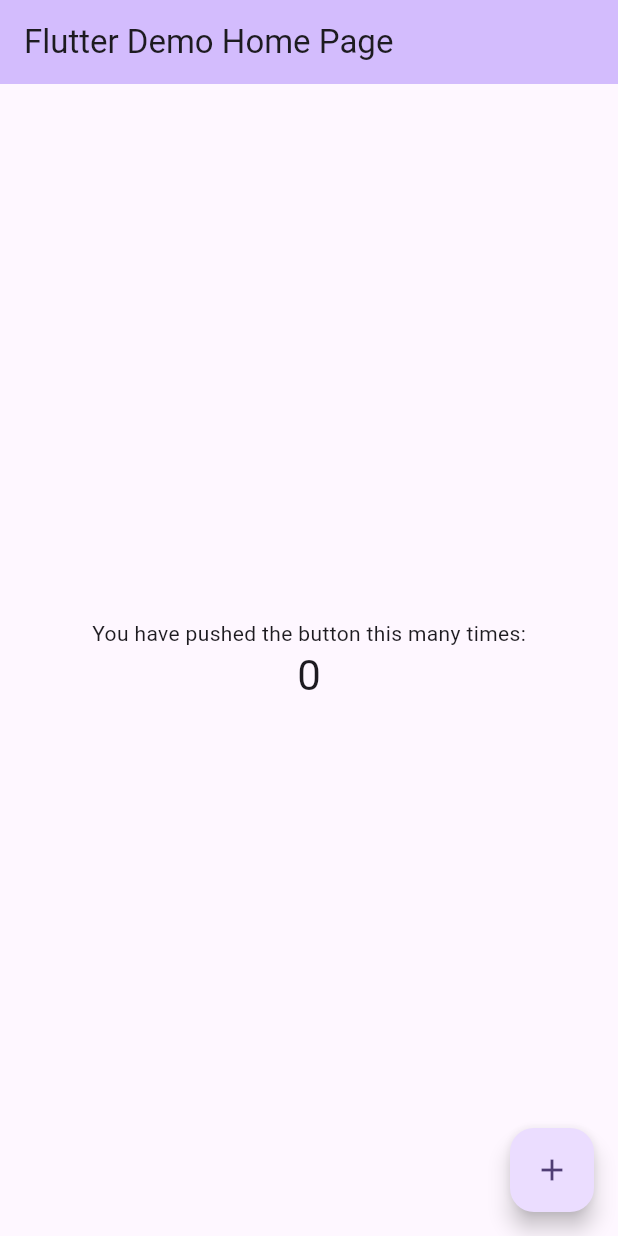
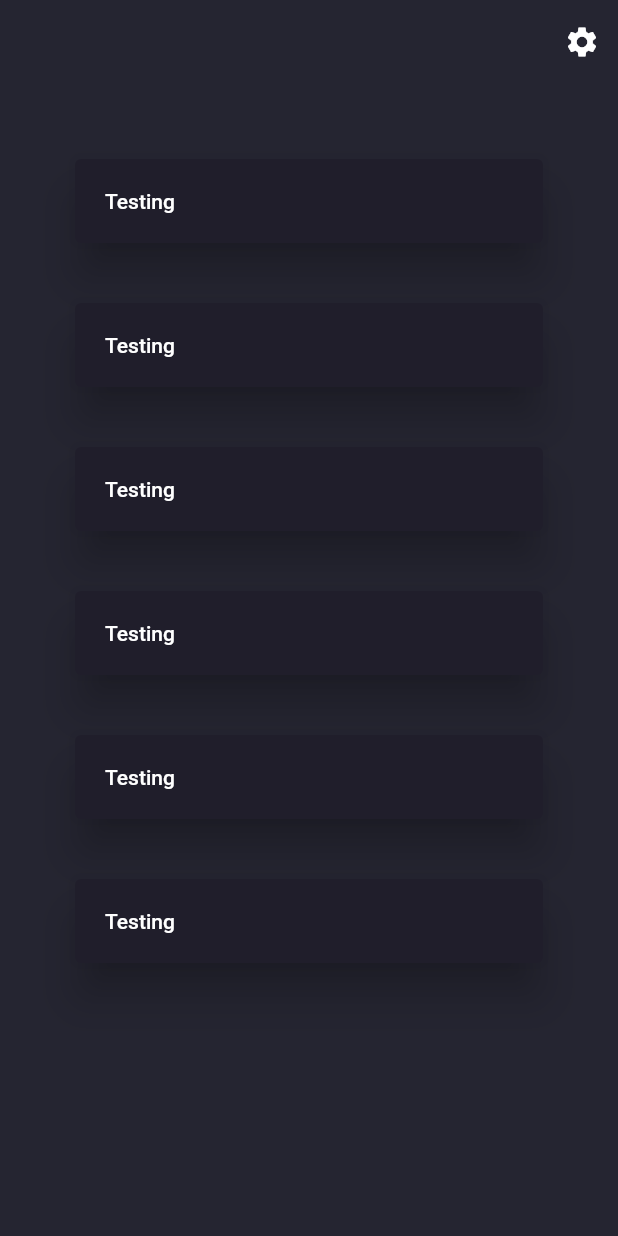
Before and after one commit to elch89/autonomit_ui_mobile, a Flutter app: the screen it shows after launch, on a phone screen of 412 x 824 dp. Run offline on Flutter 3.47's test engine with Material 2 defaults, Android fonts, the phone set to English and light mode, and no system bars.

Commit message:
feat(home,card,autonomit_color_scheme): - Create file structore - Add app theme customization file - Create first navigation routes and pages (home,settings)

```diff
--- a/autonomit/analysis_options.yaml
+++ b/autonomit/analysis_options.yaml
@@ -23,6 +23,7 @@ linter:
   rules:
     # avoid_print: false  # Uncomment to disable the `avoid_print` rule
     # prefer_single_quotes: true  # Uncomment to enable the `prefer_single_quotes` rule
+    prefer_const_constructors:false
 
 # Additional information about this file can be found at
 # https://dart.dev/guides/language/analysis-options
--- a/autonomit/lib/main.dart
+++ b/autonomit/lib/main.dart
@@ -1,125 +1,25 @@
+import 'package:autonomit/src/screens/home.dart';
+import 'package:autonomit/src/screens/settings.dart';
 import 'package:flutter/material.dart';
+import './src/colors/autonomit_color_scheme.dart';
 
 void main() {
-  runApp(const MyApp());
+  runApp(const Autonomit());
 }
 
-class MyApp extends StatelessWidget {
-  const MyApp({super.key});
-
-  // This widget is the root of your application.
+class Autonomit extends StatelessWidget {
+  const Autonomit({super.key});
   @override
   Widget build(BuildContext context) {
     return MaterialApp(
-      title: 'Flutter Demo',
-      theme: ThemeData(
-        // This is the theme of your application.
-        //
-        // TRY THIS: Try running your application with "flutter run". You'll see
-        // the application has a blue toolbar. Then, without quitting the app,
-        // try changing the seedColor in the colorScheme below to Colors.green
-        // and then invoke "hot reload" (save your changes or press the "hot
-        // reload" button in a Flutter-supported IDE, or press "r" if you used
-        // the command line to start the app).
-        //
-        // Notice that the counter didn't reset back to zero; the application
-        // state is not lost during the reload. To reset the state, use hot
-        // restart instead.
-        //
-        // This works for code too, not just values: Most code changes can be
-        // tested with just a hot reload.
-        colorScheme: ColorScheme.fromSeed(seedColor: Colors.deepPurple),
-        useMaterial3: true,
-      ),
-      home: const MyHomePage(title: 'Flutter Demo Home Page'),
+      title: 'Autonomit',
+      theme: AutonomitColorScheme.defaultTheme,
+      initialRoute: '/home',
+      routes: {
+        '/home': (context) => HomePage(),
+        '/settings': (context) => SettingsPage(),
+      },
+      debugShowCheckedModeBanner: false,
     );
   }
 }
-
-class MyHomePage extends StatefulWidget {
-  const MyHomePage({super.key, required this.title});
-
-  // This widget is the home page of your application. It is stateful, meaning
-  // that it has a State object (defined below) that contains fields that affect
-  // how it looks.
-
-  // This class is the configuration for the state. It holds the values (in this
-  // case the title) provided by the parent (in this case the App widget) and
-  // used by the build method of the State. Fields in a Widget subclass are
-  // always marked "final".
-
-  final String title;
-
-  @override
-  State<MyHomePage> createState() => _MyHomePageState();
-}
-
-class _MyHomePageState extends State<MyHomePage> {
-  int _counter = 0;
-
-  void _incrementCounter() {
-    setState(() {
-      // This call to setState tells the Flutter framework that something has
-      // changed in this State, which causes it to rerun the build method below
-      // so that the display can reflect the updated values. If we changed
-      // _counter without calling setState(), then the build method would not be
-      // called again, and so nothing would appear to happen.
-      _counter++;
-    });
-  }
-
-  @override
-  Widget build(BuildContext context) {
-    // This method is rerun every time setState is called, for instance as done
-    // by the _incrementCounter method above.
-    //
-    // The Flutter framework has been optimized to make rerunning build methods
-    // fast, so that you can just rebuild anything that needs updating rather
-    // than having to individually change instances of widgets.
-    return Scaffold(
-      appBar: AppBar(
-        // TRY THIS: Try changing the color here to a specific color (to
-        // Colors.amber, perhaps?) and trigger a hot reload to see the AppBar
-        // change color while the other colors stay the same.
-        backgroundColor: Theme.of(context).colorScheme.inversePrimary,
-        // Here we take the value from the MyHomePage object that was created by
-        // the App.build method, and use it to set our appbar title.
-        title: Text(widget.title),
-      ),
-      body: Center(
-        // Center is a layout widget. It takes a single child and positions it
-        // in the middle of the parent.
-        child: Column(
-          // Column is also a layout widget. It takes a list of children and
-          // arranges them vertically. By default, it sizes itself to fit its
-          // children horizontally, and tries to be as tall as its parent.
-          //
-          // Column has various properties to control how it sizes itself and
-          // how it positions its children. Here we use mainAxisAlignment to
-          // center the children vertically; the main axis here is the vertical
-          // axis because Columns are vertical (the cross axis would be
-          // horizontal).
-          //
-          // TRY THIS: Invoke "debug painting" (choose the "Toggle Debug Paint"
-          // action in the IDE, or press "p" in the console), to see the
-          // wireframe for each widget.
-          mainAxisAlignment: MainAxisAlignment.center,
-          children: <Widget>[
-            const Text(
-              'You have pushed the button this many times:',
-            ),
-            Text(
-              '$_counter',
-              style: Theme.of(context).textTheme.headlineMedium,
-            ),
-          ],
-        ),
-      ),
-      floatingActionButton: FloatingActionButton(
-        onPressed: _incrementCounter,
-        tooltip: 'Increment',
-        child: const Icon(Icons.add),
-      ), // This trailing comma makes auto-formatting nicer for build methods.
-    );
-  }
-}
--- /dev/null
+++ b/autonomit/lib/src/colors/autonomit_color_scheme.dart
@@ -0,0 +1,38 @@
+import 'package:flutter/material.dart';
+
+// Add more theme colors here:
+const PrimaryColorBg = const Color(0xFF252531);
+const PrimaryColorFg = const Color(0xFF6883CC);
+
+const SecondaryColorBg = const Color(0xFF201E2B);
+const SecondaryColorFg = const Color(0xFF263c75);
+
+const TextColorPrimary = const Color(0xFFffffff);
+const TextColorSecondery = const Color(0xFF666666);
+
+class AutonomitColorScheme {
+  static final ThemeData defaultTheme = _buildColorScheme();
+
+  static ThemeData _buildColorScheme() {
+    final ThemeData base = ThemeData.light();
+    // Edit theme properties
+    return base.copyWith(
+      primaryColor: PrimaryColorBg,
+      buttonTheme: base.buttonTheme.copyWith(
+        buttonColor: PrimaryColorFg,
+        textTheme: ButtonTextTheme.primary,
+      ),
+      appBarTheme: base.appBarTheme
+          .copyWith(backgroundColor: PrimaryColorBg, elevation: 0),
+      scaffoldBackgroundColor: PrimaryColorBg,
+      cardColor: SecondaryColorBg,
+      textTheme: base.textTheme.copyWith(
+          titleLarge:
+              base.textTheme.titleLarge?.copyWith(color: TextColorPrimary),
+          bodyLarge:
+              base.textTheme.bodyLarge?.copyWith(color: TextColorPrimary),
+          bodyMedium:
+              base.textTheme.bodyMedium?.copyWith(color: TextColorSecondery)),
+    );
+  }
+}
--- /dev/null
+++ b/autonomit/lib/src/screens/home.dart
@@ -0,0 +1,43 @@
+import 'dart:math';
+
+import 'package:autonomit/src/widgets/card.dart';
+import 'package:flutter/material.dart';
+
+class HomePage extends StatelessWidget {
+  const HomePage({super.key});
+  final minWidth = 500.0;
+  @override
+  Widget build(BuildContext context) {
+    final screenWidth = MediaQuery.of(context).size.width;
+    return Scaffold(
+      appBar: AppBar(
+        actions: <Widget>[
+          IconButton(
+              onPressed: () => {Navigator.pushNamed(context, '/settings')},
+              icon: Icon(
+                Icons.settings,
+                color: Colors.white,
+              ))
+        ],
+      ),
+      body: Center(
+        child: ConstrainedBox(
+          constraints: BoxConstraints(
+            maxWidth: min(screenWidth, minWidth),
+          ),
+          child: ListView(
+            padding: EdgeInsets.all(30.0),
+            children: <Widget>[
+              BigCard(),
+              BigCard(),
+              BigCard(),
+              BigCard(),
+              BigCard(),
+              BigCard(),
+            ],
+          ),
+        ),
+      ),
+    );
+  }
+}
--- /dev/null
+++ b/autonomit/lib/src/screens/settings.dart
@@ -0,0 +1,17 @@
+import 'package:flutter/material.dart';
+
+class SettingsPage extends StatelessWidget {
+  const SettingsPage({super.key});
+  @override
+  Widget build(BuildContext context) {
+    return Scaffold(
+      appBar: AppBar(),
+      body: Center(
+        child: ElevatedButton(
+          onPressed: () => {Navigator.pop(context)},
+          child: Text('GoBack'),
+        ),
+      ),
+    );
+  }
+}
--- /dev/null
+++ b/autonomit/lib/src/widgets/card.dart
@@ -0,0 +1,22 @@
+import 'package:flutter/material.dart';
+
+class BigCard extends StatelessWidget {
+  const BigCard({super.key});
+
+  @override
+  Widget build(BuildContext context) {
+    final theme = Theme.of(context);
+    final style = theme.textTheme.bodyLarge;
+    return Card(
+      margin: const EdgeInsets.all(20),
+      elevation: 12.0,
+      child: Padding(
+        padding: const EdgeInsets.all(20),
+        child: Text(
+          'Testing',
+          style: style,
+        ),
+      ),
+    );
+  }
+}
--- a/autonomit/pubspec.yaml
+++ b/autonomit/pubspec.yaml
@@ -35,6 +35,8 @@ dependencies:
   # The following adds the Cupertino Icons font to your application.
   # Use with the CupertinoIcons class for iOS style icons.
   cupertino_icons: ^1.0.2
+
+  provider: ^6.0.0
 
 dev_dependencies:
   flutter_test:
```
Also changed, not shown: autonomit/lib/src/utilities/logic.dart (added), autonomit/pubspec.lock, 1 other file.
